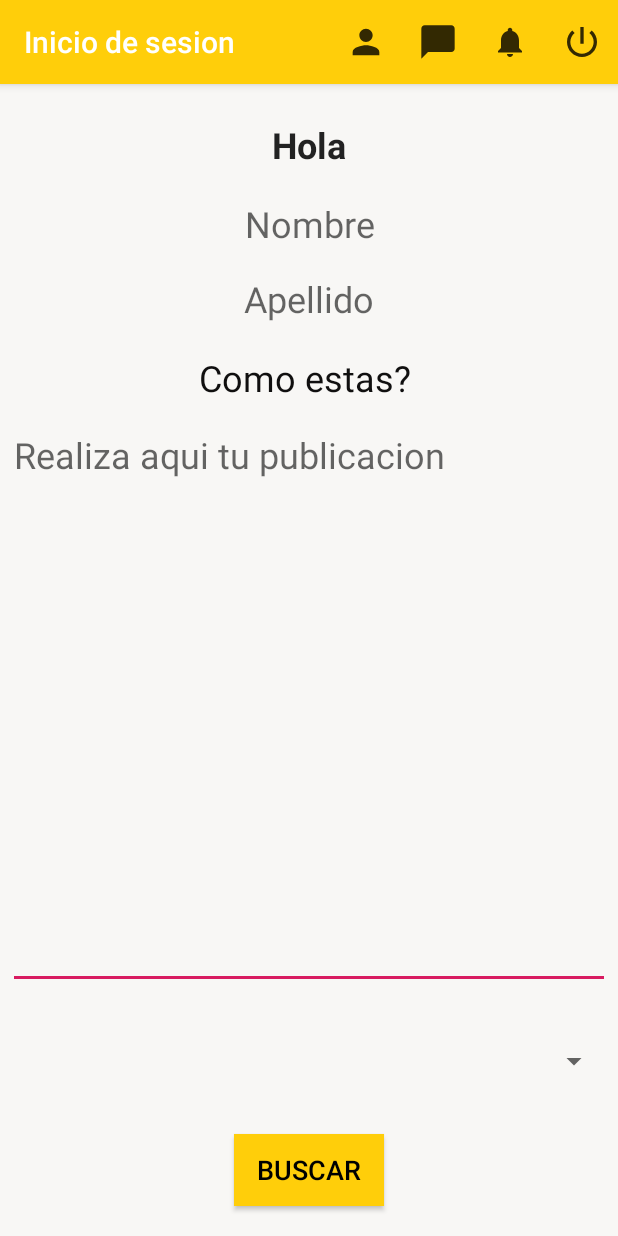
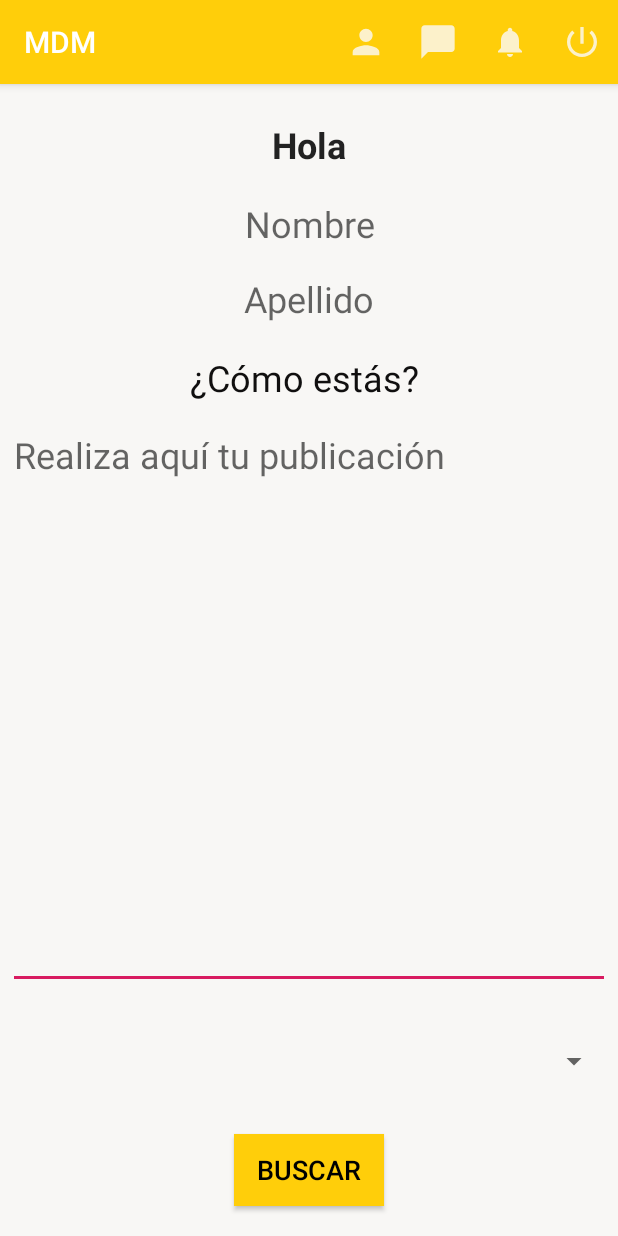
Before and after one commit to mariajosebare/PruebadeMDM, an Android app: the main_log screen opened directly, with no data from a screen before it, on a phone screen of 412 x 824 dp. Run offline under Robolectric (Android 15) with nearby library versions, the phone set to English and light mode, and no system bars; libraries missing offline, so code that uses them is left out: com.loopj.android, cz.msebera.android, es.dmoral.toasty; 1 statement that could not run was skipped.

Commit message:
modificacion color iconos action

```diff
--- a/app/src/main/java/com/example/pruebademdm/Login.java
+++ b/app/src/main/java/com/example/pruebademdm/Login.java
@@ -34,7 +34,13 @@ public class Login extends AppCompatActivity {
     protected void onCreate(Bundle savedInstanceState) {
         super.onCreate(savedInstanceState);
         setContentView(R.layout.activity_login);
+
+        //Comienza el codigo para colocar icono en el action bar
+        getSupportActionBar().setDisplayShowHomeEnabled(true);
+        getSupportActionBar().setIcon(R.mipmap.ic_launcher);
+        // Finaliza codigo icono action bar
     }
+
 
     public void login(View view) {
         final Intent login = new Intent(this, main_log.class);
--- a/app/src/main/res/drawable-anydpi/ic_action_chat.xml
+++ b/app/src/main/res/drawable-anydpi/ic_action_chat.xml
@@ -3,12 +3,12 @@
     android:height="24dp"
     android:viewportWidth="21.6"
     android:viewportHeight="21.6"
-    android:tint="#000000"
+    android:tint="#FBFAFA"
     android:alpha="0.8">
   <group android:translateX="-1.2"
       android:translateY="-1.2">
       <path
-          android:fillColor="#FF000000"
+          android:fillColor="#FDFBFB"
           android:pathData="M20,2H4c-1.1,0 -2,0.9 -2,2v18l4,-4h14c1.1,0 2,-0.9 2,-2V4c0,-1.1 -0.9,-2 -2,-2z"/>
   </group>
 </vector>
--- a/app/src/main/res/drawable-anydpi/ic_action_notif.xml
+++ b/app/src/main/res/drawable-anydpi/ic_action_notif.xml
@@ -3,9 +3,9 @@
     android:height="24dp"
     android:viewportWidth="24"
     android:viewportHeight="24"
-    android:tint="#000000"
+    android:tint="#FBFAFA"
     android:alpha="0.8">
     <path
-        android:fillColor="#FF000000"
+        android:fillColor="#FDFBFB"
         android:pathData="M12,22c1.1,0 2,-0.9 2,-2h-4c0,1.1 0.89,2 2,2zM18,16v-5c0,-3.07 -1.64,-5.64 -4.5,-6.32L13.5,4c0,-0.83 -0.67,-1.5 -1.5,-1.5s-1.5,0.67 -1.5,1.5v0.68C7.63,5.36 6,7.92 6,11v5l-2,2v1h16v-1l-2,-2z"/>
 </vector>
--- a/app/src/main/res/drawable-anydpi/ic_action_person.xml
+++ b/app/src/main/res/drawable-anydpi/ic_action_person.xml
@@ -3,12 +3,12 @@
     android:height="24dp"
     android:viewportWidth="21.6"
     android:viewportHeight="21.6"
-    android:tint="#000000"
+    android:tint="#FBFAFA"
     android:alpha="0.8">
   <group android:translateX="-1.2"
       android:translateY="-1.2">
       <path
-          android:fillColor="#FF000000"
+          android:fillColor="#FDFBFB"
           android:pathData="M12,12c2.21,0 4,-1.79 4,-4s-1.79,-4 -4,-4 -4,1.79 -4,4 1.79,4 4,4zM12,14c-2.67,0 -8,1.34 -8,4v2h16v-2c0,-2.66 -5.33,-4 -8,-4z"/>
   </group>
 </vector>
--- a/app/src/main/res/drawable-anydpi/ic_action_salir.xml
+++ b/app/src/main/res/drawable-anydpi/ic_action_salir.xml
@@ -3,12 +3,12 @@
     android:height="24dp"
     android:viewportWidth="21.6"
     android:viewportHeight="21.6"
-    android:tint="#000000"
+    android:tint="#FBFAFA"
     android:alpha="0.8">
   <group android:translateX="-1.2"
       android:translateY="-1.2">
       <path
-          android:fillColor="#FF000000"
+          android:fillColor="#FDFBFB"
           android:pathData="M13,3h-2v10h2L13,3zM17.83,5.17l-1.42,1.42C17.99,7.86 19,9.81 19,12c0,3.87 -3.13,7 -7,7s-7,-3.13 -7,-7c0,-2.19 1.01,-4.14 2.58,-5.42L6.17,5.17C4.23,6.82 3,9.26 3,12c0,4.97 4.03,9 9,9s9,-4.03 9,-9c0,-2.74 -1.23,-5.18 -3.17,-6.83z"/>
   </group>
 </vector>
--- a/app/src/main/res/layout/activity_main_log.xml
+++ b/app/src/main/res/layout/activity_main_log.xml
@@ -51,12 +51,12 @@
             android:id="@+id/escribir_necesidad"
             android:layout_width="0dp"
             android:layout_height="0dp"
-            android:layout_marginBottom="19dp"
             android:layout_marginLeft="5dp"
             android:layout_marginRight="5dp"
+            android:layout_marginBottom="19dp"
             android:contentDescription="@string/necesidad"
             android:gravity="start|top"
-            android:hint="Realiza aqui tu publicacion "
+            android:hint="Realiza aquí tu publicación "
             android:orientation="horizontal"
             android:textAllCaps="false"
             android:textAppearance="@style/TextAppearance.AppCompat.Medium"
@@ -64,11 +64,11 @@
             android:textSize="24sp"
             android:typeface="sans"
             android:verticalScrollbarPosition="left"
-            app:layout_constraintTop_toBottomOf="@+id/bienvenida"
+            app:layout_constraintBottom_toTopOf="@id/categorias"
             app:layout_constraintEnd_toEndOf="parent"
             app:layout_constraintHorizontal_bias="0.5"
             app:layout_constraintStart_toStartOf="parent"
-            app:layout_constraintBottom_toTopOf="@id/categorias"/>
+            app:layout_constraintTop_toBottomOf="@+id/bienvenida" />
 
         <Spinner
             android:id="@+id/categorias"
@@ -120,13 +120,13 @@
             android:layout_height="50dp"
             android:layout_marginTop="5dp"
             android:gravity="center"
-            android:text="Como estas? "
+            android:text="¿Cómo estás? "
             android:textColor="#100F0F"
             android:textSize="24sp"
-            app:layout_constraintTop_toBottomOf="@+id/_apellido"
             app:layout_constraintEnd_toEndOf="parent"
             app:layout_constraintHorizontal_bias="0.5"
-            app:layout_constraintStart_toStartOf="parent" />
+            app:layout_constraintStart_toStartOf="parent"
+            app:layout_constraintTop_toBottomOf="@+id/_apellido" />
 
     </androidx.constraintlayout.widget.ConstraintLayout>
 
--- a/app/src/main/res/menu/action_bar.xml
+++ b/app/src/main/res/menu/action_bar.xml
@@ -1,7 +1,6 @@
 <?xml version="1.0" encoding="utf-8"?>
 <menu xmlns:app="http://schemas.android.com/apk/res-auto"
     xmlns:android="http://schemas.android.com/apk/res/android">
-
 
 
     <item
```
Also changed, not shown: app/src/main/AndroidManifest.xml (+5 -5 lines), app/src/main/res/layout/activity_creaciondeusuario.xml (+9 -9 lines).
